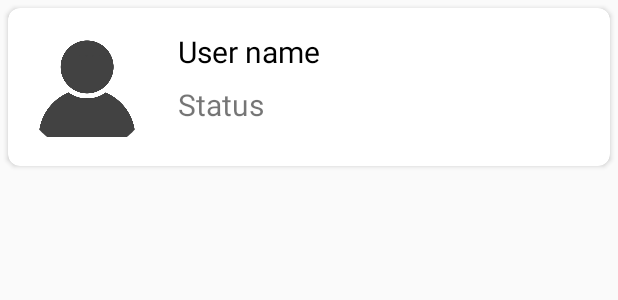
After one commit to GameOnAnil/ChatAppProject, an Android app: the layout all_friends_list.xml on its own in the app's theme, with its tools: preview values and no code run, on a phone screen of 412 x 824 dp. The commit adds this screen. Shown: the top 300 px of the screen. Run offline under Robolectric (Android 15) with nearby library versions, the phone set to English and light mode, and no system bars.

Commit message:
Created RecyclerView for FriendsFragment that loads all the friends for current user

```diff
--- /dev/null
+++ b/app/src/main/res/layout/all_friends_list.xml
@@ -0,0 +1,54 @@
+<?xml version="1.0" encoding="utf-8"?>
+<androidx.cardview.widget.CardView xmlns:android="http://schemas.android.com/apk/res/android"
+    android:layout_width="match_parent"
+    android:layout_height="wrap_content"
+    xmlns:app="http://schemas.android.com/apk/res-auto"
+    android:padding="8dp"
+    app:cardCornerRadius="8dp"
+    android:elevation="5dp"
+    android:layout_marginStart="5dp"
+    android:layout_marginTop="5dp"
+    android:layout_marginEnd="5dp">
+
+    <RelativeLayout
+        android:layout_width="match_parent"
+        android:layout_height="match_parent">
+        <de.hdodenhof.circleimageview.CircleImageView
+            android:id="@+id/image_in_friendlist"
+            android:layout_width="85dp"
+            android:layout_height="85dp"
+            android:src="@drawable/profile"
+            android:layout_margin="10dp"
+            />
+
+        <TextView
+            android:id="@+id/userName_in_friendlist"
+            android:layout_width="wrap_content"
+            android:layout_height="wrap_content"
+            android:text="User name"
+            android:textColor="#000"
+            android:textSize="20sp"
+            android:layout_toRightOf="@+id/image_in_friendlist"
+            android:layout_marginTop="15dp"
+            android:layout_marginStart="8dp"
+            />
+
+
+        <TextView
+            android:id="@+id/date_in_friendsList"
+            android:layout_width="wrap_content"
+            android:layout_height="wrap_content"
+            android:text="Status"
+            android:textSize="20sp"
+            android:layout_toRightOf="@+id/image_in_friendlist"
+            android:layout_below="@+id/userName_in_friendlist"
+            android:layout_marginTop="8dp"
+            android:layout_marginStart="8dp"
+
+            />
+    </RelativeLayout>
+
+
+
+
+</androidx.cardview.widget.CardView>
```
Also changed, not shown: app/src/main/java/com/example/chatappproject/FriendsFragment.java (+62 -2 lines), app/src/main/java/com/example/chatappproject/FriendsModel.java (added, +19 -0 lines), app/src/main/java/com/example/chatappproject/FriendsRecyclerAdapter.java (added, +105 -0 lines), app/src/main/java/com/example/chatappproject/UserProfile.java (+8 -2 lines), app/src/main/res/layout/fragment_friends.xml (+6 -5 lines).
